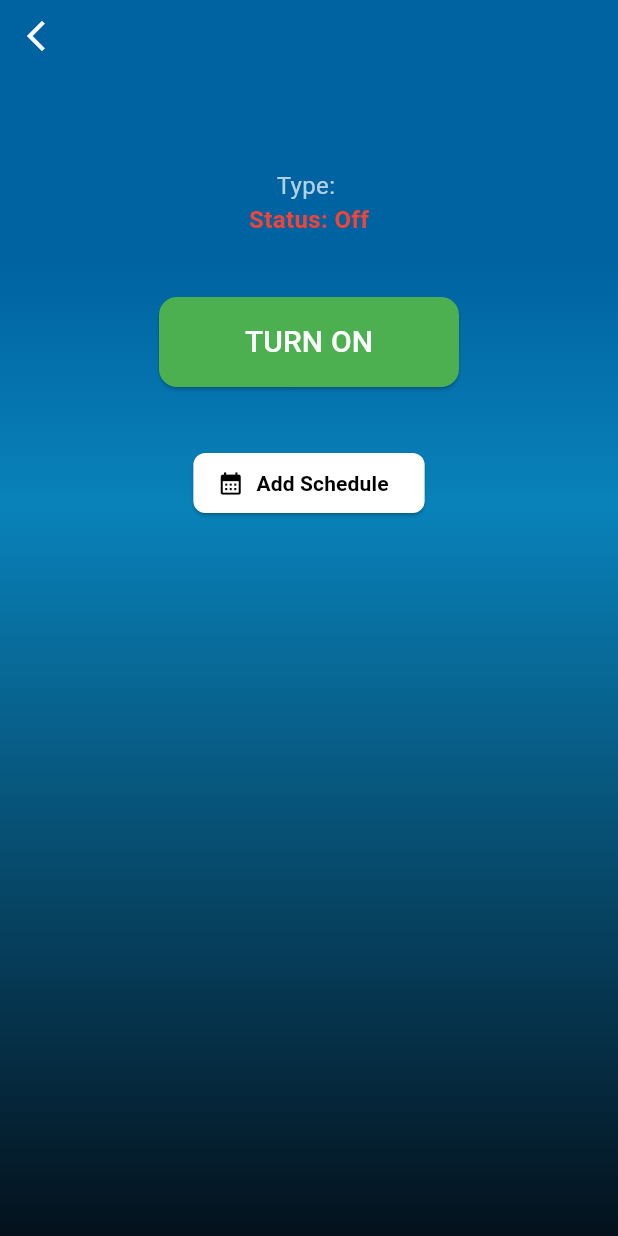
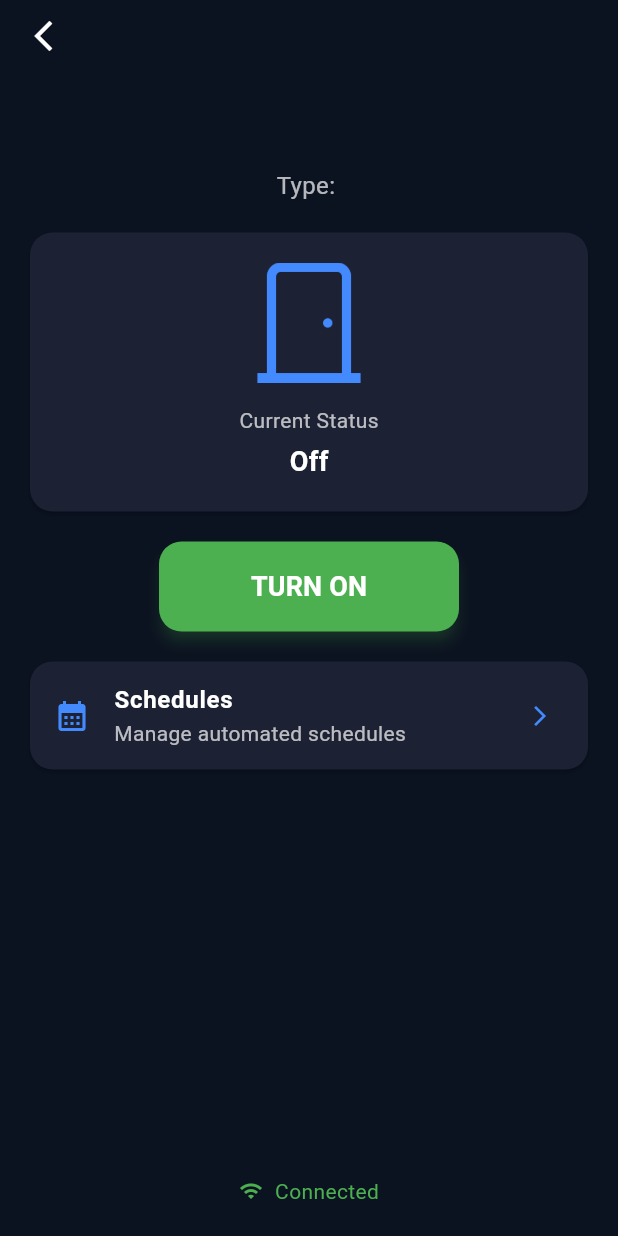
Before and after one commit to maozedoggo/FYP_Smahorz, a Flutter app: the DeviceControlPage screen opened directly with empty values, on a phone screen of 412 x 824 dp. Run offline on Flutter 3.47's test engine with Material 3 defaults, Android fonts, the phone set to English and light mode, and no system bars; our stand-ins replace cloud_firestore, firebase_auth, firebase_core, firebase_database, firebase_messaging, firebase_storage and 5 more; missing offline and left inert: qr_code_scanner; accounts and stored records are empty.

Commit message:
Device-page redesign

```diff
--- a/lib/views/pages/smart-devices/device_page.dart
+++ b/lib/views/pages/smart-devices/device_page.dart
@@ -407,21 +407,6 @@ class _DeviceControlPageState extends State<DeviceControlPage> {
     return _deviceStatus == true ? "On" : "Off";
   }
 
-  Color _getStatusColor() {
-    final deviceType = widget.deviceType.toLowerCase();
-
-    if (deviceType.contains('parcel')) {
-      final inside = _deviceStatus is Map
-          ? _deviceStatus['insideStatus'] ?? false
-          : false;
-      final outside = _deviceStatus is Map
-          ? _deviceStatus['outsideStatus'] ?? false
-          : false;
-      return (inside || outside) ? Colors.green : Colors.red;
-    }
-    return _deviceStatus == true ? Colors.green : Colors.red;
-  }
-
   String _getButtonText() {
     final deviceType = widget.deviceType.toLowerCase();
 
@@ -449,34 +434,39 @@ class _DeviceControlPageState extends State<DeviceControlPage> {
       final outside = _deviceStatus is Map
           ? _deviceStatus['outsideStatus'] ?? false
           : false;
-      return (inside || outside) ? Colors.red : Colors.green;
+      return (inside || outside) ? Colors.redAccent : Colors.green;
     }
-    return _deviceStatus == true ? Colors.red : Colors.green;
+    return _deviceStatus == true ? Colors.redAccent : Colors.green;
+  }
+
+  String _getDeviceIcon() {
+    final deviceType = widget.deviceType.toLowerCase();
+    String deviceIcon;
+
+    if (deviceType.contains("hanger") || deviceType.contains("clothes")) {
+      deviceIcon = "lib/icons/drying-rack.png";
+      return deviceIcon;
+    } else {
+      deviceIcon = "lib/icons/parcel-box.png";
+    }
+
+    return deviceIcon;
   }
 
   // ===========================================================================
-  // BUILD METHOD
+  // BUILD METHOD - UPDATED UI
   // ===========================================================================
   @override
   Widget build(BuildContext context) {
     return Scaffold(
-      body: Container(
-        width: double.infinity,
-        height: double.infinity,
-        decoration: const BoxDecoration(
-          gradient: LinearGradient(
-            begin: Alignment.topCenter,
-            end: Alignment.bottomCenter,
-            colors: [Color(0xFF0063A1), Color(0xFF0982BA), Color(0xFF04111C)],
-            stops: [0.21, 0.41, 1.0],
-          ),
-        ),
-        child: SafeArea(
+      backgroundColor: const Color(0xFF0B1220),
+      body: SafeArea(
         child: Column(
-            crossAxisAlignment: CrossAxisAlignment.center,
           children: [
             // Back button
-              Align(
+            Padding(
+              padding: const EdgeInsets.symmetric(horizontal: 5.0),
+              child: Align(
                 alignment: Alignment.topLeft,
                 child: IconButton(
                   icon: const Icon(Icons.arrow_back_ios_new),
@@ -484,19 +474,23 @@ class _DeviceControlPageState extends State<DeviceControlPage> {
                   onPressed: () => Navigator.pop(context),
                 ),
               ),
-              const SizedBox(height: 10),
+            ),
+
+            const SizedBox(height: 20),
 
             // Device name
-              Text(
+            Align(
+              child: Text(
                 widget.deviceName,
                 style: const TextStyle(
                   color: Colors.white,
                   fontSize: 24,
                   fontWeight: FontWeight.bold,
                 ),
-                textAlign: TextAlign.center,
               ),
-              const SizedBox(height: 20),
+            ),
+
+            const SizedBox(height: 10),
 
             // Device type
             Text(
@@ -504,18 +498,49 @@ class _DeviceControlPageState extends State<DeviceControlPage> {
               style: const TextStyle(color: Colors.white70, fontSize: 16),
             ),
 
-              // Current status
+            const SizedBox(height: 20),
+
+            // Status Card
+            SizedBox(
+              width: double.infinity,
+              child: Card(
+                color: const Color(0xFF1C2233),
+                margin: const EdgeInsets.symmetric(horizontal: 20),
+                shape: RoundedRectangleBorder(
+                  borderRadius: BorderRadius.circular(15),
+                ),
+                child: Padding(
+                  padding: const EdgeInsets.all(20),
+                  child: Column(
+                    children: [
+                      Image.asset(
+                        _getDeviceIcon(),
+                        width: 80,
+                        color: Colors.blueAccent,
+                      ),
+                      const SizedBox(height: 15),
                       Text(
-                "Status: ${_getStatusText()}",
+                        "Current Status",
+                        style: TextStyle(color: Colors.white70, fontSize: 14),
+                      ),
+                      const SizedBox(height: 5),
+                      Text(
+                        _getStatusText(),
                         style: TextStyle(
-                  color: _getStatusColor(),
-                  fontSize: 16,
+                          color: Colors.white,
+                          fontSize: 18,
                           fontWeight: FontWeight.bold,
                         ),
                       ),
-              const SizedBox(height: 40),
+                    ],
+                  ),
+                ),
+              ),
+            ),
 
-              // Control button
+            const SizedBox(height: 20),
+
+            // Main Control Button - Centered
             SizedBox(
               width: 200,
               height: 60,
@@ -524,8 +549,10 @@ class _DeviceControlPageState extends State<DeviceControlPage> {
                 style: ElevatedButton.styleFrom(
                   backgroundColor: _getButtonColor(),
                   shape: RoundedRectangleBorder(
-                      borderRadius: BorderRadius.circular(12),
+                    borderRadius: BorderRadius.circular(15),
                   ),
+                  elevation: 4,
+                  shadowColor: _getButtonColor().withOpacity(0.5),
                 ),
                 child: _isControlling
                     ? const SizedBox(
@@ -542,16 +569,44 @@ class _DeviceControlPageState extends State<DeviceControlPage> {
                         _getButtonText(),
                         style: const TextStyle(
                           color: Colors.white,
-                            fontSize: 20,
+                          fontSize: 18,
+                          fontWeight: FontWeight.bold,
                         ),
                       ),
               ),
             ),
-              const SizedBox(height: 40),
 
-              // Navigate to Schedule Page
-              ElevatedButton.icon(
-                onPressed: householdUid == null || _isControlling
+            const SizedBox(height: 20),
+
+            // Schedule Button - Centered with icon
+            Card(
+              color: const Color(0xFF1C2233),
+              margin: const EdgeInsets.symmetric(horizontal: 20),
+              shape: RoundedRectangleBorder(
+                borderRadius: BorderRadius.circular(15),
+              ),
+              child: ListTile(
+                leading: const Icon(
+                  Icons.calendar_month,
+                  color: Colors.blueAccent,
+                ),
+                title: const Text(
+                  "Schedules",
+                  style: TextStyle(
+                    color: Colors.white,
+                    fontWeight: FontWeight.bold,
+                  ),
+                ),
+                subtitle: const Text(
+                  "Manage automated schedules",
+                  style: TextStyle(color: Colors.white70),
+                ),
+                trailing: const Icon(
+                  Icons.arrow_forward_ios,
+                  color: Colors.blueAccent,
+                  size: 16,
+                ),
+                onTap: householdUid == null || _isControlling
                     ? null
                     : () {
                         Navigator.push(
@@ -566,26 +621,39 @@ class _DeviceControlPageState extends State<DeviceControlPage> {
                           ),
                         );
                       },
-                style: ElevatedButton.styleFrom(
-                  backgroundColor: householdUid == null
-                      ? Colors.grey
-                      : Colors.white,
-                  shape: RoundedRectangleBorder(
-                    borderRadius: BorderRadius.circular(8),
               ),
             ),
-                icon: const Icon(Icons.calendar_month, color: Colors.black),
-                label: const Text(
-                  "Add Schedule",
+
+            const Spacer(),
+
+            // Connection Status
+            Padding(
+              padding: const EdgeInsets.only(bottom: 20),
+              child: Row(
+                mainAxisAlignment: MainAxisAlignment.center,
+                children: [
+                  Icon(
+                    householdUid != null ? Icons.wifi : Icons.wifi_off,
+                    color: householdUid != null
+                        ? Colors.green
+                        : Colors.redAccent,
+                    size: 16,
+                  ),
+                  const SizedBox(width: 8),
+                  Text(
+                    householdUid != null ? "Connected" : "Disconnected",
                     style: TextStyle(
-                    color: Colors.black,
-                    fontWeight: FontWeight.bold,
-                  ),
+                      color: householdUid != null
+                          ? Colors.green
+                          : Colors.redAccent,
+                      fontSize: 14,
                     ),
                   ),
                 ],
               ),
             ),
+          ],
+        ),
       ),
     );
   }
```
Lines whose indentation alone changed are shown as unchanged.
